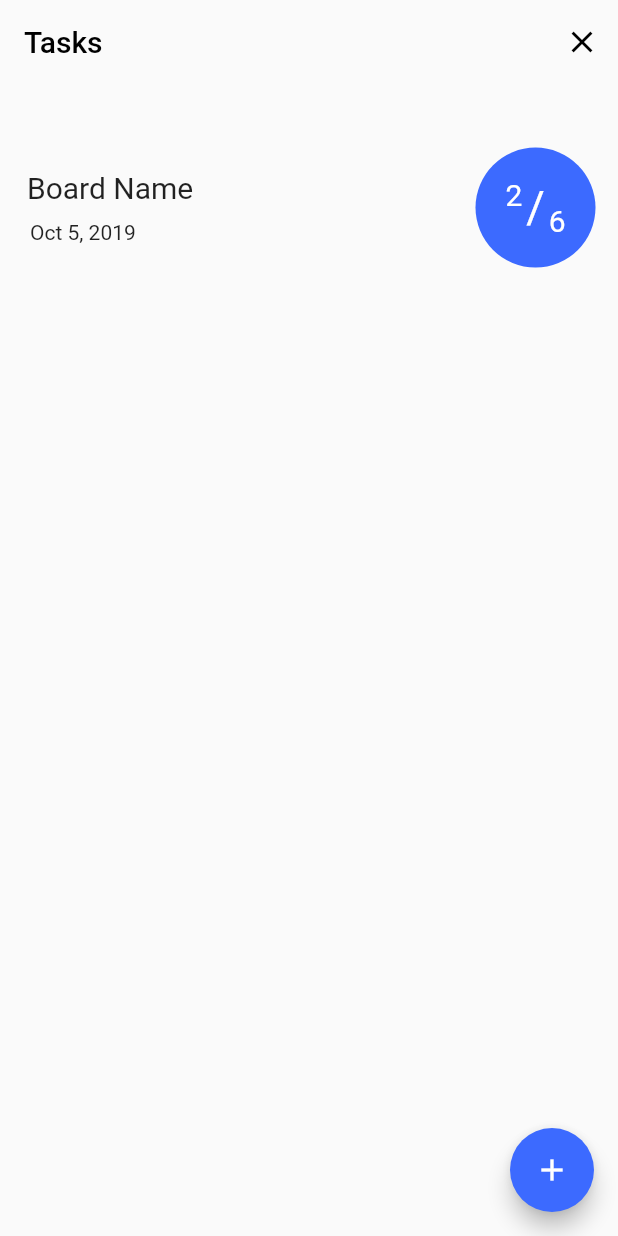
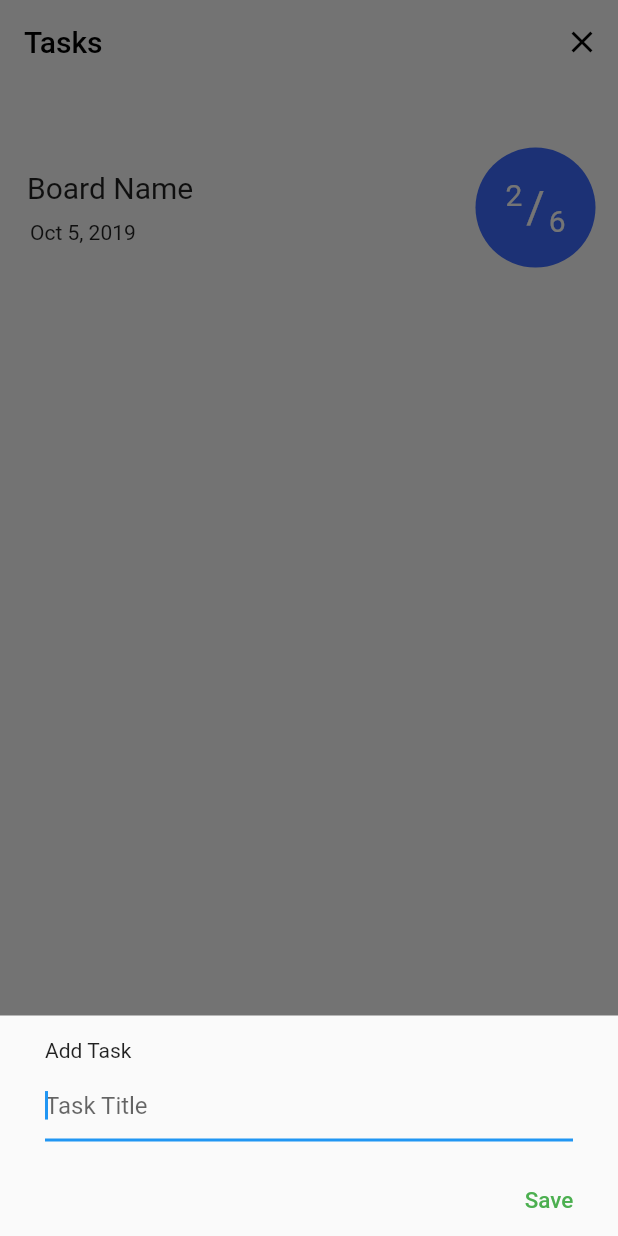
Before and after one commit to Diaga/Twix, a Flutter app: the TaskScreen screen opened directly, after a tap on the "add" icon, on a phone screen of 412 x 824 dp. Run offline on Flutter 3.47's test engine with Material 2 defaults, Android fonts, the phone set to English and light mode, and no system bars.

Commit message:
Implemented task adder sheet

```diff
--- a/lib/Palette/palette.dart
+++ b/lib/Palette/palette.dart
@@ -3,10 +3,11 @@ import 'package:flutter/material.dart';
 
 class Palette {
   // Board
+  static const primaryColor = Color(0xFF3C6AFF);
   static Color boardShadow = Colors.grey[100];
   static const Color boardHeading = Colors.black;
   static const Color boardColor = Colors.white;
   static const Color boardTaskCounter = Colors.black;
   static Color boardProgressBarBackground = Colors.grey[100];
-  static const Color boardProgressBar = Color(0xFF3C6AFF);
+  static const Color boardProgressBar = primaryColor;
 }
--- a/lib/Screens/task_screen.dart
+++ b/lib/Screens/task_screen.dart
@@ -1,8 +1,8 @@
 import 'package:flutter/material.dart';
-import 'package:twix/Widgets/task.dart';
 
 import 'package:twix/Widgets/task/onswipe_container.dart';
-import 'package:twix/Widgets/task/task.dart';
+import 'package:twix/Widgets/task/task_adder_sheet.dart';
+import 'package:twix/Widgets/task/task_card.dart';
 
 class TaskScreen extends StatefulWidget {
   @override
@@ -10,12 +10,23 @@ class TaskScreen extends StatefulWidget {
 }
 
 class _TaskScreenState extends State<TaskScreen> {
-  final tasks = List<Task>();
+  List<TaskCard> tasks = [];
 
-  void addTask() {
-    setState(() {
-      tasks.add(Task());
-    });
+  void add() async {
+    var result = await showModalBottomSheet(
+      isScrollControlled: true,
+      context: (context),
+      builder: (context) {
+        return TaskAdderSheet();
+      },
+    );
+    if (result != null) {
+      setState(() {
+        tasks.add(TaskCard(
+          title: result,
+        ));
+      });
+    }
   }
 
   @override
@@ -41,7 +52,7 @@ class _TaskScreenState extends State<TaskScreen> {
         ],
       ),
       floatingActionButton: FloatingActionButton(
-        onPressed: addTask,
+        onPressed: add,
         backgroundColor: Color(0xFF3C6AFF),
         child: Icon(Icons.add),
       ),
@@ -117,24 +128,29 @@ class _TaskScreenState extends State<TaskScreen> {
           Container(
             height: MediaQuery.of(context).size.height * 0.65,
             child: ListView.builder(
+              physics: BouncingScrollPhysics(),
               itemBuilder: (BuildContext context, int index) {
                 return Dismissible(
-                  key: ValueKey(index),
-                  background: OnSwipeContainer(color: Colors.blue),
+                  key: ValueKey(tasks[index]),
+                  background: OnSwipeContainer(
+                    color: Colors.blue,
+                    iconData: Icons.check,
+                    alignment: Alignment.centerLeft,
+                  ),
                   child: tasks[index],
                   onDismissed: (DismissDirection direction) {
                     if (direction == DismissDirection.startToEnd) {
                       Scaffold.of(context).showSnackBar(
                         SnackBar(
                           content: Text("Completed"),
-                          duration: Duration(milliseconds: 400),
+                          duration: Duration(milliseconds: 600),
                         ),
                       );
                     } else if (direction == DismissDirection.endToStart) {
                       Scaffold.of(context).showSnackBar(
                         SnackBar(
                           content: Text("Deleted"),
-                          duration: Duration(milliseconds: 400),
+                          duration: Duration(milliseconds: 600),
                         ),
                       );
                     }
@@ -144,6 +160,8 @@ class _TaskScreenState extends State<TaskScreen> {
                   },
                   secondaryBackground: OnSwipeContainer(
                     color: Colors.red,
+                    iconData: Icons.delete,
+                    alignment: Alignment.centerRight,
                   ),
                 );
               },
@@ -155,11 +173,3 @@ class _TaskScreenState extends State<TaskScreen> {
     );
   }
 }
-
-class CustomBehavior extends ScrollBehavior {
-  @override
-  Widget buildViewportChrome(
-      BuildContext context, Widget child, AxisDirection axisDirection) {
-    return child;
-  }
-}
--- /dev/null
+++ b/lib/Widgets/task/task_adder_sheet.dart
@@ -0,0 +1,54 @@
+import 'package:flutter/material.dart';
+
+
+class TaskAdderSheet extends StatelessWidget {
+
+  @override
+  Widget build(BuildContext context) {
+    String taskTitle;
+    return AnimatedPadding(
+      padding: MediaQuery.of(context).viewInsets,
+      duration: Duration(milliseconds: 100),
+      child: Container(
+        child: Column(
+          mainAxisSize: MainAxisSize.min,
+          mainAxisAlignment: MainAxisAlignment.spaceEvenly,
+          crossAxisAlignment: CrossAxisAlignment.start,
+          children: <Widget>[
+            Padding(
+              padding: const EdgeInsets.only(top: 15, left: 30),
+              child: Text('Add Task'),
+            ),
+            Padding(
+              padding: const EdgeInsets.symmetric(horizontal: 30, vertical: 5),
+              child: TextField(
+                decoration: InputDecoration(
+                  hintText: 'Task Title',
+                ),
+                autofocus: true,
+                onChanged: (value) {
+                  taskTitle = value;
+                },
+              ),
+            ),
+            Align(
+              alignment: Alignment.bottomRight,
+              child: Padding(
+                padding: const EdgeInsets.only(right: 2, top: 10),
+                child: FlatButton(
+                  onPressed: () {
+                    Navigator.pop(context, taskTitle);
+                  },
+                  child: Text(
+                    'Save',
+                    style: TextStyle(color: Colors.green, fontSize: 15),
+                  ),
+                ),
+              ),
+            ),
+          ],
+        ),
+      ),
+    );
+  }
+}
--- a/lib/Widgets/task/task_card.dart
+++ b/lib/Widgets/task/task_card.dart
@@ -4,7 +4,7 @@ import 'package:twix/Screens/task_details.dart';
 class TaskCard extends StatelessWidget {
   final String title;
 
-  const TaskCard({Key key, this.title}) : super(key: key);
+  TaskCard({this.title});
 
   @override
   Widget build(BuildContext context) {
--- a/lib/main.dart
+++ b/lib/main.dart
@@ -10,6 +10,9 @@ class MyApp extends StatelessWidget {
   Widget build(BuildContext context) {
     return MaterialApp(
       debugShowCheckedModeBanner: false,
+      theme: ThemeData.light().copyWith(
+        primaryColor: Color(0xFF3C6AFF),
+      ),
       home: Scaffold(
         body: BoardScreen(),
       ),
```
Also changed, not shown: lib/Widgets/task.dart (deleted, +0 -20 lines), lib/Widgets/task/onswipe_container.dart (+13 -1 lines), lib/Widgets/task/task.dart (deleted, +0 -35 lines), lib/Widgets/task/task_edit_card.dart (deleted, +0 -31 lines).
